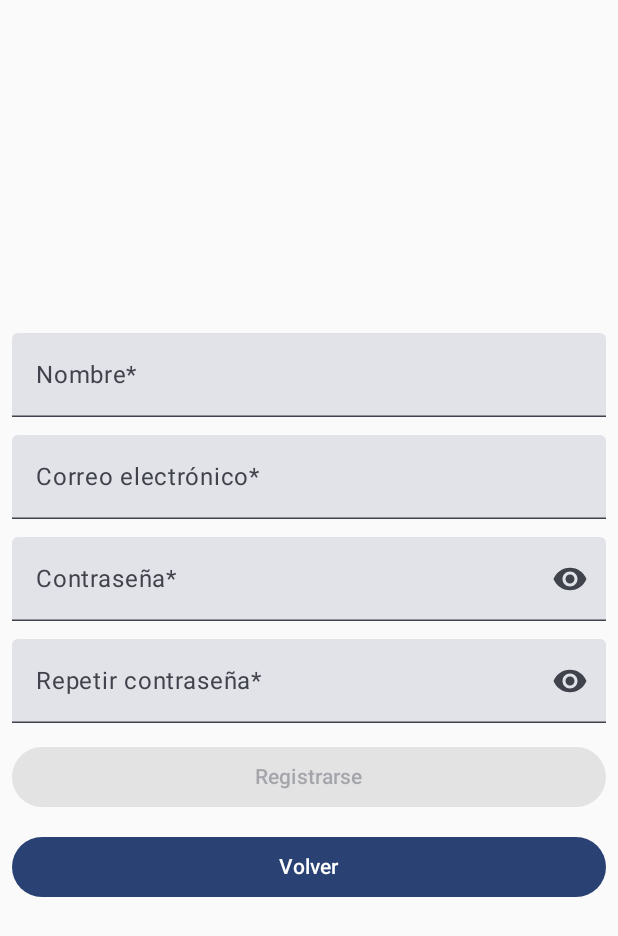
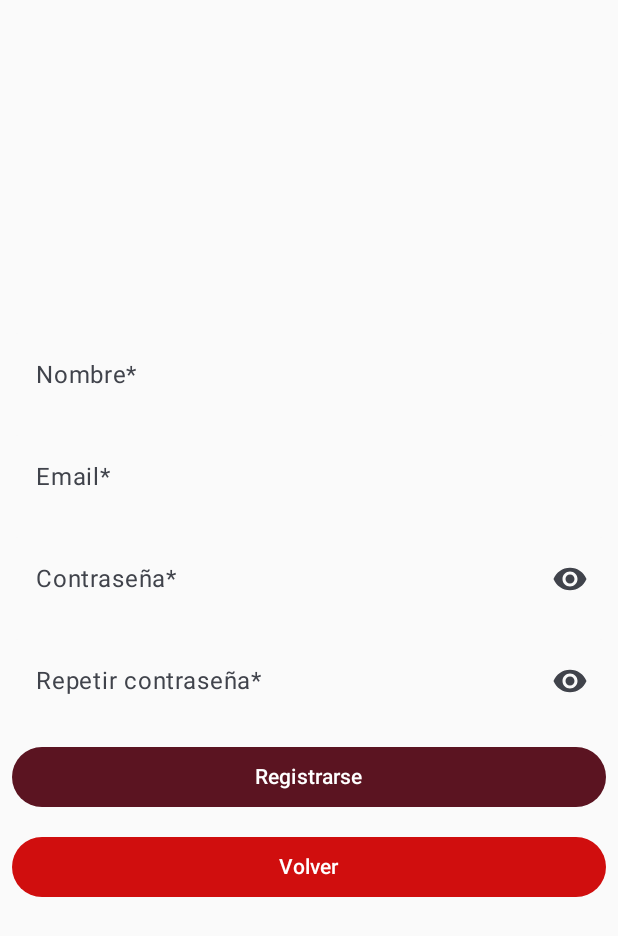
Before and after one commit to LucasTaladrid/PantryToGo, an Android app built with Jetpack Compose: the RegisterScreen screen opened through its navigation route, on a phone screen of 412 x 824 dp. Shown: the top 936 px of the screen. Run offline under Robolectric (Android 15) with nearby library versions, the phone set to English and light mode, and no system bars; our stand-ins replace Dagger/Hilt's generated code, Firebase (no records; nobody signed in at launch, a user with empty details on screens opened directly).

Commit message:
Se ha empezado a estandarizar la UI usando un boton y un textfield comun, en un futuro se intentara incorporar nuevos componentes compartidos

```diff
--- /dev/null
+++ b/app/src/main/java/com/lucasdev/apprecetas/general/ui/appButton/AppButton.kt
@@ -0,0 +1,32 @@
+package com.lucasdev.apprecetas.general.ui.appButton
+
+import androidx.compose.foundation.layout.fillMaxWidth
+import androidx.compose.material3.Button
+import androidx.compose.material3.ButtonDefaults
+import androidx.compose.material3.Text
+import androidx.compose.runtime.Composable
+import androidx.compose.ui.Modifier
+import androidx.compose.ui.graphics.Color
+
+
+@Composable
+fun AppButton(
+    text: String,
+    onClick: () -> Unit,
+    enabled: Boolean = true,
+    modifier: Modifier = Modifier
+) {
+    Button(
+        onClick = onClick,
+        enabled = enabled,
+        colors = ButtonDefaults.buttonColors(
+            containerColor = Color(0xFFD00E0E),
+            disabledContainerColor = Color(0xFF5B1421),
+            contentColor = Color.White,
+            disabledContentColor = Color.White
+        ),
+        modifier = modifier.fillMaxWidth()
+    ) {
+        Text(text = text)
+    }
+}
--- /dev/null
+++ b/app/src/main/java/com/lucasdev/apprecetas/general/ui/appTextField/AppTextField.kt
@@ -0,0 +1,63 @@
+package com.lucasdev.apprecetas.general.ui.appTextField
+
+import androidx.compose.foundation.layout.fillMaxWidth
+import androidx.compose.foundation.text.KeyboardOptions
+import androidx.compose.material.icons.Icons
+import androidx.compose.material.icons.filled.Visibility
+import androidx.compose.material.icons.filled.VisibilityOff
+import androidx.compose.material3.Icon
+import androidx.compose.material3.IconButton
+import androidx.compose.material3.Text
+import androidx.compose.material3.TextField
+import androidx.compose.material3.TextFieldDefaults
+import androidx.compose.runtime.Composable
+import androidx.compose.runtime.getValue
+import androidx.compose.runtime.mutableStateOf
+import androidx.compose.runtime.remember
+import androidx.compose.runtime.setValue
+import androidx.compose.ui.Modifier
+import androidx.compose.ui.graphics.Color
+import androidx.compose.ui.text.input.KeyboardType
+import androidx.compose.ui.text.input.PasswordVisualTransformation
+import androidx.compose.ui.text.input.VisualTransformation
+
+@Composable
+fun AppTextField(
+    value: String,
+    onValueChange: (String) -> Unit,
+    placeholder: String,
+    modifier: Modifier = Modifier,
+    keyboardType: KeyboardType = KeyboardType.Text,
+    isPassword: Boolean = false
+) {
+    var passwordVisible by remember { mutableStateOf(false) }
+
+    TextField(
+        value = value,
+        onValueChange = onValueChange,
+        placeholder = { Text(text = placeholder) },
+        maxLines = 1,
+        singleLine = true,
+        keyboardOptions = KeyboardOptions(keyboardType = keyboardType),
+        trailingIcon = if (isPassword) {
+            {
+                val icon = if (passwordVisible) Icons.Filled.VisibilityOff else Icons.Filled.Visibility
+                IconButton(onClick = { passwordVisible = !passwordVisible }) {
+                    Icon(imageVector = icon, contentDescription = null)
+                }
+            }
+        } else null,
+        colors = TextFieldDefaults.colors(
+            focusedTextColor = Color(0xFFB2B2B2),
+            unfocusedTextColor = Color(0xFFB2B2B2),
+            cursorColor = Color.Gray,
+            focusedIndicatorColor = Color.Transparent,
+            unfocusedIndicatorColor = Color.Transparent,
+            disabledContainerColor = Color(0xFFFAFAFA),
+            unfocusedContainerColor = Color(0xFFFAFAFA),
+            focusedContainerColor = Color(0xFFFAFAFA)
+        ),
+        visualTransformation = if (isPassword && !passwordVisible) PasswordVisualTransformation() else VisualTransformation.None,
+        modifier = modifier.fillMaxWidth()
+    )
+}
--- a/app/src/main/java/com/lucasdev/apprecetas/ingredients/data/datasource/IngredientFirebaseDataSource.kt
+++ b/app/src/main/java/com/lucasdev/apprecetas/ingredients/data/datasource/IngredientFirebaseDataSource.kt
@@ -76,15 +76,8 @@ class IngredientFirebaseDataSource @Inject constructor() {
         return common + user
     }
 
-    suspend fun getIngredientsForDisplay(): List<IngredientModel> {
-        return if (isAdmin()) {
-            getCommonIngredients()
-        } else {
-            getUserIngredients()
-        }
-    }
 
-    //todo revisar y comprobar que funciona
+    //todo no genera errores pero sería bueno poder eliminar los ingredeintes propios si se agrega un ingrediente común igual.
     suspend fun addIngredient(ingredient: IngredientModel): Boolean {
         val exists = ingredientExists(ingredient.name)
         if (exists) return false
@@ -125,7 +118,6 @@ class IngredientFirebaseDataSource @Inject constructor() {
         val ref = if (admin) commonIngredientsRef() else userIngredientsRef()
 
         return try {
-            // Eliminar el ingrediente
             ref.document(id).delete().await()
             Log.d("IngredientFirebaseDataSource", "Ingredient deleted: $id")
             true
--- a/app/src/main/java/com/lucasdev/apprecetas/users/ui/LoginScreen.kt
+++ b/app/src/main/java/com/lucasdev/apprecetas/users/ui/LoginScreen.kt
@@ -22,6 +22,7 @@ import androidx.compose.material.icons.filled.Visibility
 import androidx.compose.material.icons.filled.VisibilityOff
 import androidx.compose.material3.Button
 import androidx.compose.material3.ButtonDefaults
+import androidx.compose.material3.CircularProgressIndicator
 import androidx.compose.material3.Divider
 import androidx.compose.material3.Icon
 import androidx.compose.material3.IconButton
@@ -45,6 +46,8 @@ import androidx.compose.ui.text.input.VisualTransformation
 import androidx.compose.ui.unit.dp
 import androidx.compose.ui.unit.sp
 import com.lucasdev.apprecetas.R
+import com.lucasdev.apprecetas.general.ui.appButton.AppButton
+import com.lucasdev.apprecetas.general.ui.appTextField.AppTextField
 
 //TODO AÑADIR BOTÓN DE REGISTRO Y COMPROBAR QUE FUNCIONA
 //todo cambiar el color de fondo para que sea acorde a la aplicación
@@ -55,6 +58,7 @@ fun LoginScreen(
     onLoginSuccess: () -> Unit,
     onNavigateToRegister: () -> Unit
 ) {
+    val isLoading by loginScreenViewModel.isLoading.collectAsState(initial = false)
     Box(
         modifier
             .fillMaxSize()
@@ -63,6 +67,16 @@ fun LoginScreen(
     ) {
         Header(Modifier.align(Alignment.TopEnd))
         Body(Modifier.align(Alignment.Center), loginScreenViewModel, onLoginSuccess)
+        if (isLoading) {
+            Box(
+                modifier = Modifier
+                    .fillMaxSize()
+                    .background(Color.Black.copy(alpha = 0.3f)),
+                contentAlignment = Alignment.Center
+            ) {
+                CircularProgressIndicator(color = Color.Blue)
+            }
+        }
         Footer(Modifier.align(Alignment.BottomCenter),onNavigateToRegister)
     }
 
@@ -189,31 +203,18 @@ fun LoginButton(
     var errorMessage by remember { mutableStateOf<String?>(null) }
     val email: String by loginScreenViewModel.email.collectAsState(initial = "")
     val password: String by loginScreenViewModel.password.collectAsState(initial = "")
-    Button(
+    AppButton(
+        text = "Conectarse",
         onClick = {
             loginScreenViewModel.loginUser(
-                onSuccess = { onLoginSuccess() },
-                onError = { error -> errorMessage = error },
+                onSuccess = onLoginSuccess,
+                onError = { errorMessage = it },
                 email = email,
                 password = password
             )
-
-        }, enabled = loginEnable, colors = ButtonDefaults.buttonColors(
-            containerColor = Color(0xFFD00E0E),
-            disabledContainerColor = Color(0xFF5B1421),
-            contentColor = Color.White,
-            disabledContentColor = Color.White
-        ), modifier = Modifier.fillMaxWidth()
-    ) {
-        Text(text = "Conectarse")
-    }
-    errorMessage?.let {
-        Text(
-            text = it,
-            color = Color.Red,
-            modifier = Modifier.padding(top = 8.dp)
-        )
-    }
+        },
+        enabled = loginEnable
+    )
 }
 
 @Composable
@@ -228,63 +229,23 @@ fun ForgotPassword(modifier: Modifier) {
 
 @Composable
 fun Password(password: String, onTextChange: (String) -> Unit) {
-    var passwordVisibility by remember { mutableStateOf(false) }
-    TextField(
+
+    AppTextField(
         value = password,
         onValueChange = { onTextChange(it) },
-        placeholder = { Text(text = "Password") },
-        maxLines = 1,
-        singleLine = true,
-        keyboardOptions = KeyboardOptions(keyboardType = KeyboardType.Password),
-        trailingIcon = {
-            val image = if (passwordVisibility) {
-                Icons.Filled.VisibilityOff
-            } else {
-                Icons.Filled.Visibility
-            }
-            IconButton(onClick = { passwordVisibility = !passwordVisibility }) {
-                Icon(imageVector = image, contentDescription = "show password")
-            }
-        },
-        colors = TextFieldDefaults.colors(
-            focusedTextColor = Color(0xFFB2B2B2),
-            unfocusedTextColor = Color(0xFFB2B2B2),
-            cursorColor = Color.Gray,
-            focusedIndicatorColor = Color.Transparent,
-            unfocusedIndicatorColor = Color.Transparent,
-            disabledContainerColor = Color(0xFFFAFAFA),
-            unfocusedContainerColor = Color(0xFFFAFAFA),
-            focusedContainerColor = Color(0xFFFAFAFA)
-        ),
-        visualTransformation = if (passwordVisibility) {
-            VisualTransformation.None
-        } else {
-            PasswordVisualTransformation()
-        },
-        modifier = Modifier.fillMaxWidth()
+        placeholder = "Contraseña",
+        keyboardType = KeyboardType.Password,
+        isPassword = true
     )
 }
 
 @Composable
 fun Email(email: String, onTextChange: (String) -> Unit) {
-    TextField(
+    AppTextField(
         value = email,
-        onValueChange = { onTextChange(it) },
-        placeholder = { Text(text = "Email") },
-        maxLines = 1,
-        singleLine = true,
-        keyboardOptions = KeyboardOptions(keyboardType = KeyboardType.Email),
-        colors = TextFieldDefaults.colors(
-            focusedTextColor = Color(0xFFB2B2B2),
-            unfocusedTextColor = Color(0xFFB2B2B2),
-            cursorColor = Color.Gray,
-            focusedIndicatorColor = Color.Transparent,
-            unfocusedIndicatorColor = Color.Transparent,
-            disabledContainerColor = Color(0xFFFAFAFA),
-            unfocusedContainerColor = Color(0xFFFAFAFA),
-            focusedContainerColor = Color(0xFFFAFAFA)
-        ),
-        modifier = Modifier.fillMaxWidth()
+        onValueChange = {onTextChange(it) },
+        placeholder = "Email",
+        keyboardType = KeyboardType.Email
     )
 }
 
--- a/app/src/main/java/com/lucasdev/apprecetas/users/ui/LoginScreenViewModel.kt
+++ b/app/src/main/java/com/lucasdev/apprecetas/users/ui/LoginScreenViewModel.kt
@@ -53,7 +53,10 @@ class LoginScreenViewModel @Inject constructor(private val auth:FirebaseAuth): V
                                     val isAdmin = documentSnapshot.getBoolean("isAdmin") ?: false
                                     // Guardamos el estado en el ViewModel
                                     _isAdmin.value = isAdmin
+                                    _isLoading.value = false
                                     onSuccess()
+
+
                                 } else {
                                     onError("Usuario no encontrado")
                                 }
--- a/app/src/main/java/com/lucasdev/apprecetas/users/ui/RegisterScreen.kt
+++ b/app/src/main/java/com/lucasdev/apprecetas/users/ui/RegisterScreen.kt
@@ -29,6 +29,8 @@ import androidx.compose.ui.graphics.Color
 import androidx.compose.ui.text.input.PasswordVisualTransformation
 import androidx.compose.ui.text.input.VisualTransformation
 import androidx.compose.ui.unit.dp
+import com.lucasdev.apprecetas.general.ui.appButton.AppButton
+import com.lucasdev.apprecetas.general.ui.appTextField.AppTextField
 
 //todo cambiar colores y fondo
 @Composable
@@ -73,66 +75,20 @@ fun RegisterScreen(
             verticalArrangement = Arrangement.spacedBy(12.dp)
         ) {
 
-            TextField(
-                value = name,
-                onValueChange = { updateFields(newName = it) },
-                label = { Text("Nombre*") },
-                modifier = Modifier.fillMaxWidth()
+            NameRegister(name, { updateFields(newName = it) })
+            EmailRegister(email, { updateFields(newEmail = it) })
+            PasswordRegister(password, { updateFields(newPassword = it) })
+            ConfirmPasswordRegister(confirmPassword, { updateFields(newConfirm = it) })
+            AppButton(
+                text = "Registrarse",
+                onClick = { registerViewModel.registerUser() },
+                enabled = isRegisterEnabled
             )
-            TextField(
-                value = email,
-                onValueChange = { updateFields(newEmail = it) },
-                label = { Text("Correo electrónico*") },
-                modifier = Modifier.fillMaxWidth()
+            AppButton(
+                text = "Volver",
+                onClick = { backLoginScreen() },
+                enabled = true
             )
-            TextField(
-                value = password,
-                onValueChange = { updateFields(newPassword = it) },
-                label = { Text("Contraseña*") },
-                modifier = Modifier.fillMaxWidth(),
-                visualTransformation = if (passwordVisible) VisualTransformation.None else PasswordVisualTransformation(),
-                trailingIcon = {
-                    val image =
-                        if (passwordVisible) Icons.Default.VisibilityOff else Icons.Default.Visibility
-                    IconButton(onClick = { passwordVisible = !passwordVisible }) {
-                        Icon(imageVector = image, contentDescription = "Toggle contraseña")
-                    }
-                }
-            )
-            TextField(
-                value = confirmPassword,
-                onValueChange = { updateFields(newConfirm = it) },
-                label = { Text("Repetir contraseña*") },
-                modifier = Modifier.fillMaxWidth(),
-                visualTransformation = if (confirmPasswordVisible) VisualTransformation.None else PasswordVisualTransformation(),
-                trailingIcon = {
-                    val image =
-                        if (confirmPasswordVisible) Icons.Default.VisibilityOff else Icons.Default.Visibility
-                    IconButton(onClick = { confirmPasswordVisible = !confirmPasswordVisible }) {
-                        Icon(
-                            imageVector = image,
-                            contentDescription = "Toggle confirmar contraseña"
-                        )
-                    }
-                }
-            )
-
-            Button(
-                onClick = {
-                    registerViewModel.registerUser()
-                },
-                enabled = isRegisterEnabled,
-                modifier = Modifier.fillMaxWidth()
-            ) {
-                Text("Registrarse")
-            }
-            Button(
-                onClick = { backLoginScreen() },
-                modifier = Modifier.fillMaxWidth()
-            ) {
-                Text("Volver")
-            }
-
         }
 
         if (showSuccessDialog) {
@@ -159,21 +115,21 @@ fun RegisterScreen(
             ) {
                 CircularProgressIndicator()
             }
-    }
+        }
     }
 }
 
 
 @Composable
-fun DialogSuccess(onDismiss:() -> Unit) {
+fun DialogSuccess(onDismiss: () -> Unit) {
     AlertDialog(
-        onDismissRequest = {onDismiss() },
+        onDismissRequest = { onDismiss() },
         confirmButton = {
-            Button(onClick = {
-               onDismiss()
-            }) {
-                Text("Aceptar")
-            }
+            AppButton(
+                text = "Aceptar",
+                onClick = { onDismiss() },
+                enabled = true
+            )
         },
         title = { Text("Registro exitoso") },
         text = { Text("Tu cuenta ha sido creada correctamente.") }
@@ -181,15 +137,59 @@ fun DialogSuccess(onDismiss:() -> Unit) {
 }
 
 @Composable
-fun DialogError(errorMessage: String,onDismiss: () -> Unit) {
+fun DialogError(errorMessage: String, onDismiss: () -> Unit) {
     AlertDialog(
         onDismissRequest = { onDismiss() },
         confirmButton = {
-            Button(onClick = { onDismiss() }) {
-                Text("Entendido")
-            }
+            AppButton(
+                text = "Aceptar",
+                onClick = { onDismiss() },
+                enabled = true
+            )
         },
         title = { Text("Error en el registro") },
         text = { Text(errorMessage) }
     )
 }
+
+@Composable
+fun EmailRegister(email: String, updateFields: (String) -> Unit) {
+    AppTextField(
+        value = email,
+        onValueChange = { updateFields(it) },
+        placeholder = "Email*",
+        modifier = Modifier.fillMaxWidth()
+    )
+}
+
+@Composable
+fun NameRegister(name: String, updateFields: (String) -> Unit) {
+    AppTextField(
+        value = name,
+        onValueChange = { updateFields(it) },
+        placeholder = "Nombre*",
+        modifier = Modifier.fillMaxWidth()
+    )
+}
+
+@Composable
+fun PasswordRegister(password: String, updateFields: (String) -> Unit) {
+    AppTextField(
+        value = password,
+        onValueChange = { updateFields(it) },
+        placeholder = "Contraseña*",
+        modifier = Modifier.fillMaxWidth(),
+        isPassword = true
+    )
+}
+
+@Composable
+fun ConfirmPasswordRegister(confirmPassword: String, updateFields: (String) -> Unit) {
+    AppTextField(
+        value = confirmPassword,
+        onValueChange = { updateFields(it) },
+        placeholder = "Repetir contraseña*",
+        modifier = Modifier.fillMaxWidth(),
+        isPassword = true
+    )
+}
```
